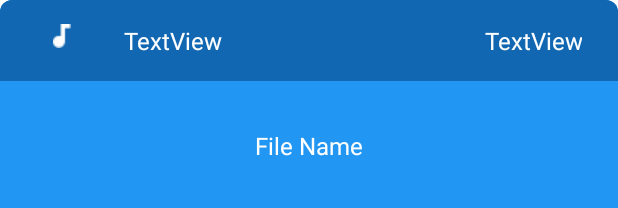
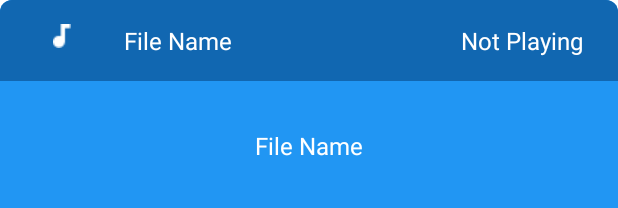
Before and after one commit to NBMavs/Tweeter, an Android app: the layout player_sheet.xml on its own in the app's theme, with its tools: preview values and no code run, on a phone screen of 412 x 824 dp. Shown: the top 208 px of the screen. Run offline under Robolectric (Android 15) with nearby library versions, the light colour scheme and no system bars; Roboto replaces fonts that are not available here.

```diff
--- a/app/src/main/res/layout/player_sheet.xml
+++ b/app/src/main/res/layout/player_sheet.xml
@@ -8,7 +8,7 @@
     android:background="@drawable/player_bg"
     app:layout_behavior="com.google.android.material.bottomsheet.BottomSheetBehavior"
     app:behavior_hideable = "true"
-    app:behavior_peekHeight = "70dp">
+    app:behavior_peekHeight = "50dp">
 
     <LinearLayout
         android:id="@+id/linearLayout"
@@ -37,7 +37,7 @@
             android:layout_weight="3"
             android:paddingTop="16dp"
             android:paddingBottom="16dp"
-            android:text="TextView"
+            android:text="File Name"
             android:textColor="@android:color/white"
             android:textSize="16sp" />
 
@@ -49,7 +49,7 @@
             android:paddingTop="16dp"
             android:paddingEnd="24dp"
             android:paddingBottom="16dp"
-            android:text="TextView"
+            android:text="Not Playing"
             android:textAlignment="textEnd"
             android:textColor="@android:color/white"
             android:textSize="16sp" />
```
